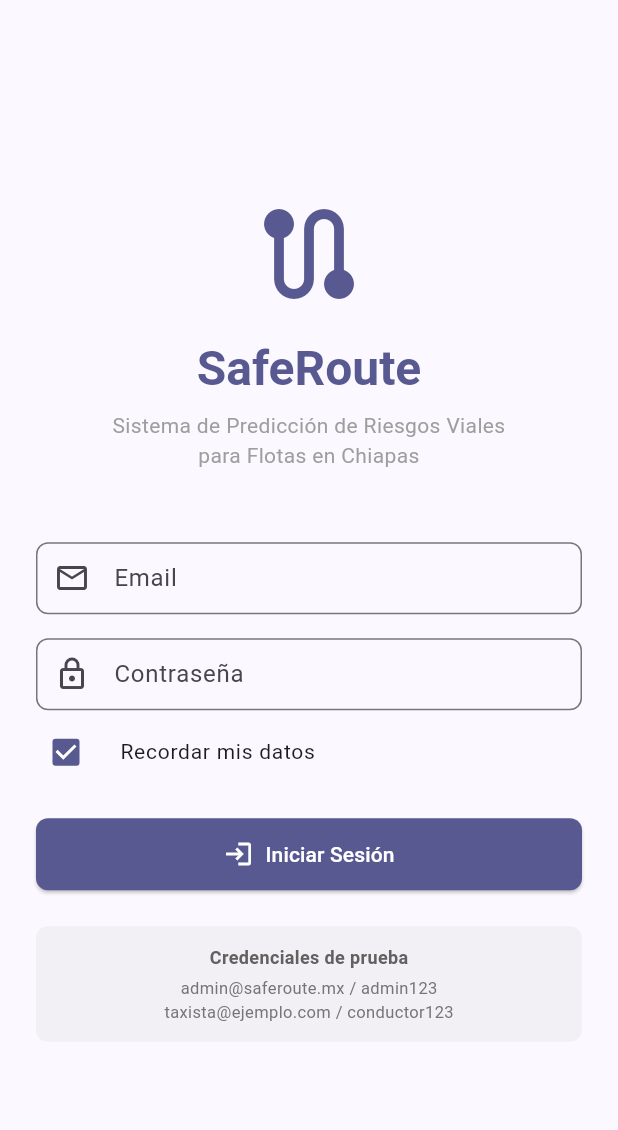
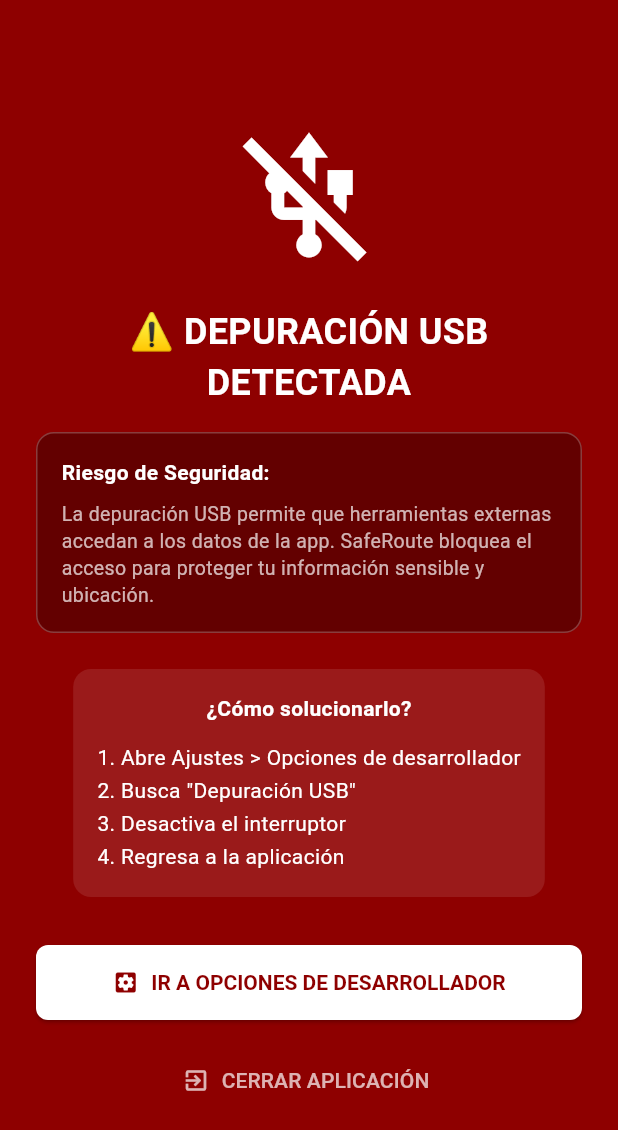
Before and after one commit to Jhonatan32234/saferoute-app, a Flutter app: the screen it shows after launch, on a phone screen of 412 x 824 dp. Shown: the top 1130 px of the screen. Run offline on Flutter 3.47's test engine with Material 3 defaults, Android fonts, the phone set to English and light mode, and no system bars; our stand-ins replace connectivity_plus, flutter_dotenv, flutter_local_notifications, flutter_map, flutter_secure_storage, geolocator and 2 more.

Commit message:
cambios para despliegue

```diff
--- /dev/null
+++ b/lib/core/security/usb_debug_checker.dart
@@ -0,0 +1,38 @@
+import 'dart:async';
+import 'package:flutter/services.dart';
+
+class UsbDebugChecker {
+  // Canales sincronizados con MainActivity.kt
+  static const _usbChannel = MethodChannel('com.jmj.saferoute/usb_debug');
+  static const _seguridadChannel = MethodChannel('com.jmj.saferoute/seguridad');
+
+  /// Verifica si la depuración USB está activada
+  static Future<bool> isUsbDebugEnabled() async {
+    try {
+      // El método en Kotlin es 'checkUSBDebugging'
+      final bool? result = await _usbChannel.invokeMethod<bool>('checkUSBDebugging');
+      return result ?? true; // Si es nulo, por seguridad asumimos activado
+    } catch (e) {
+      // Enfoque RASP: Si falla la comunicación, bloqueamos por seguridad
+      return true;
+    }
+  }
+
+  /// Abre los ajustes de desarrollador
+  static Future<void> openDeveloperSettings() async {
+    try {
+      await _seguridadChannel.invokeMethod('openDeveloperSettings');
+    } catch (e) {
+      // No se pudo abrir
+    }
+  }
+
+  /// Permite escuchar actualizaciones en tiempo real enviadas desde el onResume de Android
+  static void setUpdateHandler(Function(bool) onUpdate) {
+    _usbChannel.setMethodCallHandler((call) async {
+      if (call.method == 'onUpdateDebugStatus') {
+        onUpdate(call.arguments as bool);
+      }
+    });
+  }
+}
--- a/lib/main.dart
+++ b/lib/main.dart
@@ -8,6 +8,8 @@ import 'presentation/providers/reporte_provider.dart';
 import 'presentation/providers/notificacion_provider.dart';
 import 'presentation/pages/login_page.dart';
 import 'presentation/pages/main_screen.dart';
+import 'presentation/widgets/usb_debug_blocker.dart';
+import 'presentation/widgets/fake_gps_blocker.dart';
 import 'package:http/http.dart' as http;
 import 'data/datasources/api_datasources.dart';
 import 'data/repositories/reporte_repository_impl.dart';
@@ -23,20 +25,14 @@ class SafeRouteApp extends StatelessWidget {
 
   @override
   Widget build(BuildContext context) {
-    final defaultApiUrl = dotenv.maybeGet('API_BASE_URL') ?? 'http://10.0.2.2:8080';
+    final defaultApiUrl = dotenv.maybeGet('API_BASE_URL') ?? 'http://localhost:8080';
 
     return MultiProvider(
       providers: [
         ChangeNotifierProvider(create: (_) => AuthProvider()),
-
-        // Usamos el parámetro 'previous' para evitar recrear el provider
-        // y perder el estado (como la ubicación GPS) al loguearse.
         ChangeNotifierProxyProvider<AuthProvider, MapaProvider>(
           create: (_) => MapaProvider(
-            api: ApiDataSource(
-              baseUrl: defaultApiUrl,
-              client: http.Client(),
-            ),
+            api: ApiDataSource(baseUrl: defaultApiUrl, client: http.Client()),
             token: '',
           ),
           update: (_, auth, previous) {
@@ -45,28 +41,20 @@ class SafeRouteApp extends StatelessWidget {
             return provider;
           },
         ),
-
         ChangeNotifierProxyProvider<AuthProvider, ReporteProvider>(
           create: (_) => ReporteProvider(
             repository: ReporteRepositoryImpl(
-              api: ApiDataSource(
-                baseUrl: defaultApiUrl,
-                client: http.Client(),
-              ),
+              api: ApiDataSource(baseUrl: defaultApiUrl, client: http.Client()),
             ),
             token: '',
           ),
           update: (_, auth, previous) => ReporteProvider(
-            repository: auth.reporteRepository,
-            token: auth.token ?? ''
+              repository: auth.reporteRepository,
+              token: auth.token ?? ''
           ),
         ),
-
         ChangeNotifierProxyProvider<AuthProvider, NotificacionProvider>(
-          create: (_) => NotificacionProvider(
-            baseUrl: defaultApiUrl,
-            token: '',
-          ),
+          create: (_) => NotificacionProvider(baseUrl: defaultApiUrl, token: ''),
           update: (_, auth, previous) => NotificacionProvider(
             baseUrl: auth.api.baseUrl,
             token: auth.token ?? '',
@@ -79,12 +67,27 @@ class SafeRouteApp extends StatelessWidget {
         theme: AppTheme.lightTheme,
         darkTheme: AppTheme.darkTheme,
         themeMode: ThemeMode.system,
-        initialRoute: '/',
-        routes: {
-          '/': (context) => const LoginPage(),
-          '/main': (context) => const MainScreen(),
-        },
+        // Envolvemos la app en ambos bloqueadores de seguridad
+        home: const UsbDebugBlocker(
+          child: FakeGpsBlocker(
+            child: _AppRouter(),
+          ),
+        ),
       ),
     );
   }
 }
+
+class _AppRouter extends StatelessWidget {
+  const _AppRouter();
+
+  @override
+  Widget build(BuildContext context) {
+    final auth = context.watch<AuthProvider>();
+
+    if (auth.isLoggedIn) {
+      return const MainScreen();
+    }
+    return const LoginPage();
+  }
+}
--- a/lib/presentation/pages/login_page.dart
+++ b/lib/presentation/pages/login_page.dart
@@ -168,35 +168,6 @@ class _LoginPageState extends State<LoginPage> {
                   ),
 
                   const SizedBox(height: 24),
-
-                  Container(
-                    padding: const EdgeInsets.all(12),
-                    decoration: BoxDecoration(
-                      color: Colors.grey.withOpacity(0.1),
-                      borderRadius: BorderRadius.circular(8),
-                    ),
-                    child: Column(
-                      children: [
-                        Text(
-                          'Credenciales de prueba',
-                          style: TextStyle(
-                            fontWeight: FontWeight.bold,
-                            color: Colors.grey[700],
-                            fontSize: 12,
-                          ),
-                        ),
-                        const SizedBox(height: 4),
-                        Text(
-                          'admin@saferoute.mx / admin123',
-                          style: TextStyle(color: Colors.grey[600], fontSize: 11),
-                        ),
-                        Text(
-                          'taxista@ejemplo.com / conductor123',
-                          style: TextStyle(color: Colors.grey[600], fontSize: 11),
-                        ),
-                      ],
-                    ),
-                  ),
                 ],
               ),
             ),
--- /dev/null
+++ b/lib/presentation/widgets/usb_debug_blocker.dart
@@ -0,0 +1,190 @@
+import 'dart:async';
+import 'package:flutter/material.dart';
+import 'package:flutter/services.dart';
+import '../../core/security/usb_debug_checker.dart';
+
+class UsbDebugBlocker extends StatefulWidget {
+  final Widget child;
+
+  const UsbDebugBlocker({super.key, required this.child});
+
+  @override
+  State<UsbDebugBlocker> createState() => _UsbDebugBlockerState();
+}
+
+class _UsbDebugBlockerState extends State<UsbDebugBlocker> with WidgetsBindingObserver {
+  bool _isBlocked = false;
+  bool _checking = true;
+
+  @override
+  void initState() {
+    super.initState();
+    WidgetsBinding.instance.addObserver(this);
+
+    // Escuchar actualizaciones desde Android (onResume)
+    UsbDebugChecker.setUpdateHandler((isEnabled) {
+      debugPrint('USB Debug Status Update: $isEnabled');
+      if (mounted) {
+        setState(() {
+          _isBlocked = isEnabled;
+          _checking = false;
+        });
+      }
+    });
+
+    _checkUsbDebug();
+  }
+
+  @override
+  void dispose() {
+    WidgetsBinding.instance.removeObserver(this);
+    super.dispose();
+  }
+
+  @override
+  void didChangeAppLifecycleState(AppLifecycleState state) {
+    if (state == AppLifecycleState.resumed) {
+      _checkUsbDebug();
+    }
+  }
+
+  Future<void> _checkUsbDebug() async {
+    try {
+      final isEnabled = await UsbDebugChecker.isUsbDebugEnabled();
+      debugPrint('USB Debug Initial Check: $isEnabled');
+      if (mounted) {
+        setState(() {
+          _isBlocked = isEnabled;
+          _checking = false;
+        });
+      }
+    } catch (e) {
+      debugPrint('Error checking USB debug: $e');
+      if (mounted) {
+        setState(() => _checking = false);
+      }
+    }
+  }
+
+  @override
+  Widget build(BuildContext context) {
+    if (_checking) {
+      return const Scaffold(
+        body: Center(child: CircularProgressIndicator()),
+      );
+    }
+
+    if (_isBlocked) {
+      return PopScope(
+        canPop: false,
+        child: Scaffold(
+          backgroundColor: const Color(0xFF8E0000), // Rojo oscuro de seguridad
+          body: SafeArea(
+            child: Center(
+              child: SingleChildScrollView(
+                padding: const EdgeInsets.all(24),
+                child: Column(
+                  mainAxisAlignment: MainAxisAlignment.center,
+                  children: [
+                    const Icon(Icons.usb_off, size: 100, color: Colors.white),
+                    const SizedBox(height: 24),
+                    const Text(
+                      '⚠️ DEPURACIÓN USB DETECTADA',
+                      textAlign: TextAlign.center,
+                      style: TextStyle(
+                        color: Colors.white,
+                        fontSize: 24,
+                        fontWeight: FontWeight.bold,
+                      ),
+                    ),
+                    const SizedBox(height: 16),
+                    _buildRiskCard(),
+                    const SizedBox(height: 24),
+                    _buildInstructionsCard(),
+                    const SizedBox(height: 32),
+                    _buildActionButton(),
+                    const SizedBox(height: 16),
+                    TextButton.icon(
+                      onPressed: () => SystemNavigator.pop(),
+                      icon: const Icon(Icons.exit_to_app, color: Colors.white70),
+                      label: const Text('CERRAR APLICACIÓN', style: TextStyle(color: Colors.white70)),
+                    ),
+                  ],
+                ),
+              ),
+            ),
+          ),
+        ),
+      );
+    }
+
+    return widget.child;
+  }
+
+  Widget _buildRiskCard() {
+    return Container(
+      padding: const EdgeInsets.all(16),
+      decoration: BoxDecoration(
+        color: Colors.black.withOpacity(0.3),
+        borderRadius: BorderRadius.circular(12),
+        border: Border.all(color: Colors.white24),
+      ),
+      child: const Column(
+        crossAxisAlignment: CrossAxisAlignment.start,
+        children: [
+          Text(
+            'Riesgo de Seguridad:',
+            style: TextStyle(color: Colors.white, fontWeight: FontWeight.bold),
+          ),
+          SizedBox(height: 8),
+          Text(
+            'La depuración USB permite que herramientas externas accedan a los datos de la app. SafeRoute bloquea el acceso para proteger tu información sensible y ubicación.',
+            style: TextStyle(color: Colors.white70, fontSize: 13, height: 1.4),
+          ),
+        ],
+      ),
+    );
+  }
+
+  Widget _buildInstructionsCard() {
+    return Container(
+      padding: const EdgeInsets.all(16),
+      decoration: BoxDecoration(
+        color: Colors.white.withOpacity(0.1),
+        borderRadius: BorderRadius.circular(12),
+      ),
+      child: const Column(
+        children: [
+          Text(
+            '¿Cómo solucionarlo?',
+            style: TextStyle(color: Colors.white, fontWeight: FontWeight.bold),
+          ),
+          SizedBox(height: 12),
+          Text(
+            '1. Abre Ajustes > Opciones de desarrollador\n2. Busca "Depuración USB"\n3. Desactiva el interruptor\n4. Regresa a la aplicación',
+            textAlign: TextAlign.left,
+            style: TextStyle(color: Colors.white, fontSize: 14, height: 1.6),
+          ),
+        ],
+      ),
+    );
+  }
+
+  Widget _buildActionButton() {
+    return SizedBox(
+      width: double.infinity,
+      child: ElevatedButton.icon(
+        onPressed: () => UsbDebugChecker.openDeveloperSettings(),
+        icon: const Icon(Icons.settings_applications),
+        label: const Text('IR A OPCIONES DE DESARROLLADOR'),
+        style: ElevatedButton.styleFrom(
+          backgroundColor: Colors.white,
+          foregroundColor: const Color(0xFF8E0000),
+          padding: const EdgeInsets.symmetric(vertical: 16),
+          shape: RoundedRectangleBorder(borderRadius: BorderRadius.circular(8)),
+          textStyle: const TextStyle(fontWeight: FontWeight.bold),
+        ),
+      ),
+    );
+  }
+}
```
Also changed, not shown: lib/core/security/fake_gps_checker.dart (added, +18 -0 lines), lib/data/repositories/auth_repository_impl.dart (+10 -1 lines), lib/presentation/pages/main_screen.dart (+54 -82 lines), lib/presentation/providers/auth_provider.dart (+50 -4 lines), lib/presentation/widgets/fake_gps_blocker.dart (added, +164 -0 lines), pubspec.yaml (+9 -0 lines), assets/icono.png (added), pubspec.lock, 10 other files.
